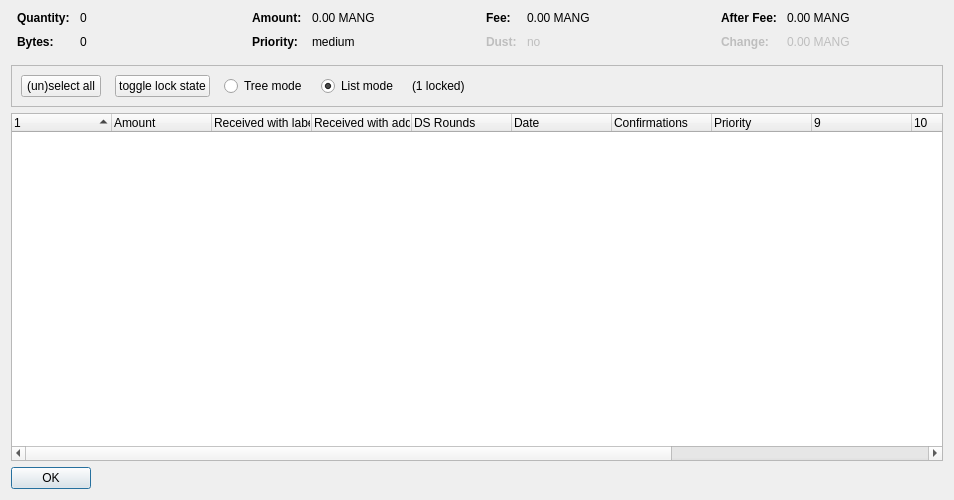
Qt form src/qt/forms/coincontroldialog.ui (ZsuDev/Mangaka-Core) before a commit.
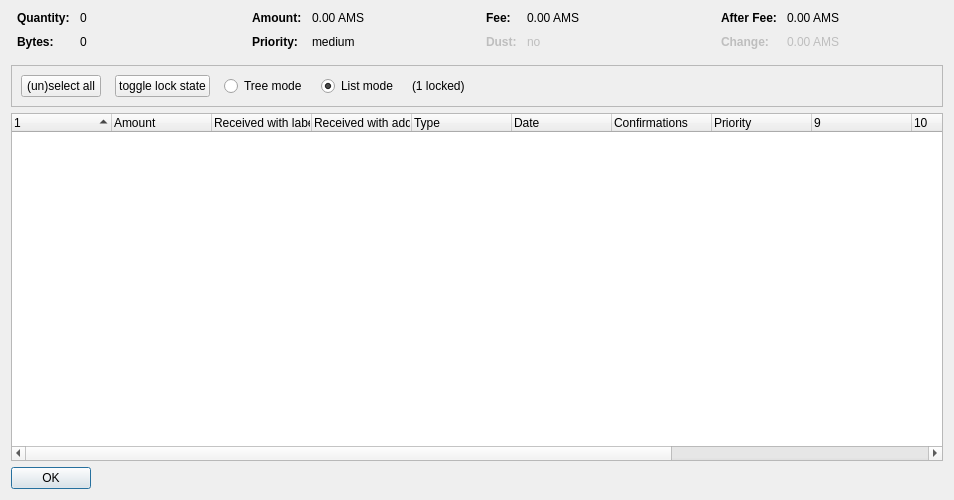
The same form after that commit. Custom widgets are drawn as their Qt base class.

Diff of the .ui file:
```diff
--- a/src/qt/forms/coincontroldialog.ui
+++ b/src/qt/forms/coincontroldialog.ui
@@ -132,7 +132,7 @@
           <enum>Qt::ActionsContextMenu</enum>
          </property>
          <property name="text">
-          <string notr="true">0.00 MANG</string>
+          <string notr="true">0.00 AMS</string>
          </property>
          <property name="textInteractionFlags">
           <set>Qt::LinksAccessibleByMouse|Qt::TextSelectableByKeyboard|Qt::TextSelectableByMouse</set>
@@ -206,7 +206,7 @@
           <enum>Qt::ActionsContextMenu</enum>
          </property>
          <property name="text">
-          <string notr="true">0.00 MANG</string>
+          <string notr="true">0.00 AMS</string>
          </property>
          <property name="textInteractionFlags">
           <set>Qt::LinksAccessibleByMouse|Qt::TextSelectableByKeyboard|Qt::TextSelectableByMouse</set>
@@ -286,7 +286,7 @@
           <enum>Qt::ActionsContextMenu</enum>
          </property>
          <property name="text">
-          <string notr="true">0.00 MANG</string>
+          <string notr="true">0.00 AMS</string>
          </property>
          <property name="textInteractionFlags">
           <set>Qt::LinksAccessibleByMouse|Qt::TextSelectableByKeyboard|Qt::TextSelectableByMouse</set>
@@ -321,7 +321,7 @@
           <enum>Qt::ActionsContextMenu</enum>
          </property>
          <property name="text">
-          <string notr="true">0.00 MANG</string>
+          <string notr="true">0.00 AMS</string>
          </property>
          <property name="textInteractionFlags">
           <set>Qt::LinksAccessibleByMouse|Qt::TextSelectableByKeyboard|Qt::TextSelectableByMouse</set>
@@ -477,7 +477,7 @@
      </column>
      <column>
       <property name="text">
-       <string>DS Rounds</string>
+	<string>Type</string>
       </property>
      </column>
      <column>
```
Left out of the diff: 2 changed lines with no effect on the pictures.
